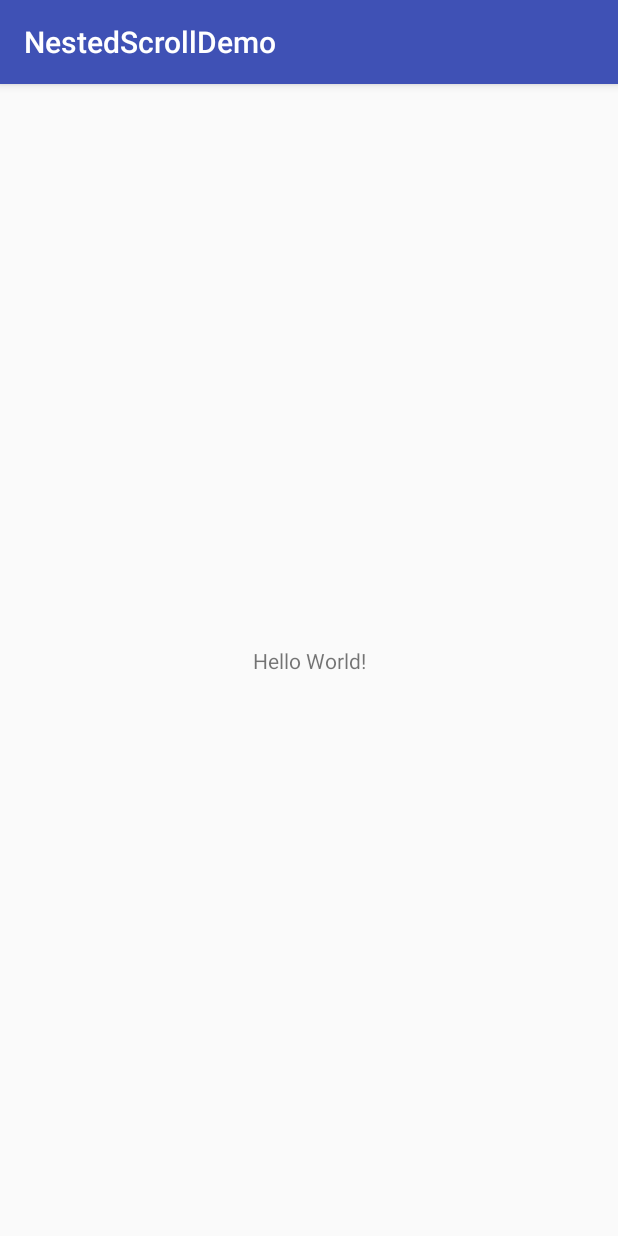
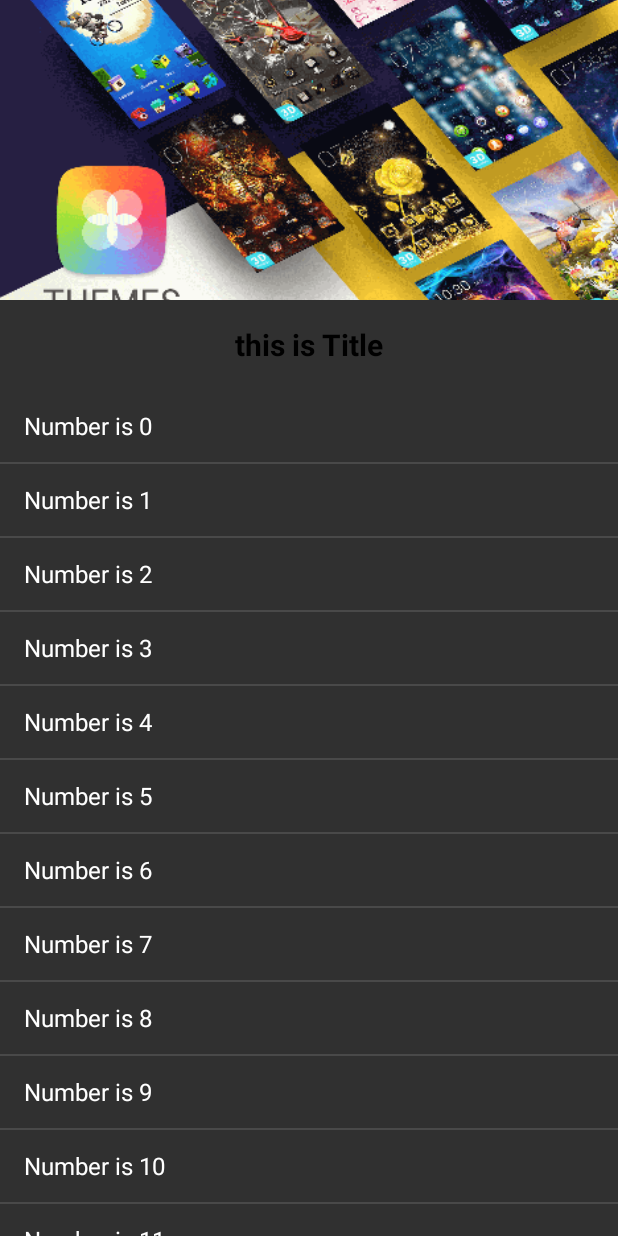
Before and after one commit to xiaowu20121212/NestedScrollingDemo, an Android app: the screen it shows after launch (MainActivity), on a phone screen of 412 x 824 dp. Run offline under Robolectric (Android 15) with nearby library versions, the light colour scheme and no system bars.

Commit message:
添加mvp

```diff
--- a/app/build.gradle
+++ b/app/build.gradle
@@ -1,11 +1,11 @@
 apply plugin: 'com.android.application'
 
 android {
-    compileSdkVersion 26
+    compileSdkVersion 25
     defaultConfig {
         applicationId "com.jiubang.golauncher.nestedscrolldemo"
         minSdkVersion 15
-        targetSdkVersion 26
+        targetSdkVersion 25
         versionCode 1
         versionName "1.0"
         testInstrumentationRunner "android.support.test.runner.AndroidJUnitRunner"
@@ -20,7 +20,7 @@ android {
 
 dependencies {
     implementation fileTree(dir: 'libs', include: ['*.jar'])
-    implementation 'com.android.support:appcompat-v7:26.1.0'
+    implementation 'com.android.support:appcompat-v7:25.4.0'
     implementation 'com.android.support.constraint:constraint-layout:1.0.2'
     testImplementation 'junit:junit:4.12'
     androidTestImplementation 'com.android.support.test:runner:1.0.1'
--- a/app/src/main/AndroidManifest.xml
+++ b/app/src/main/AndroidManifest.xml
@@ -8,7 +8,7 @@
         android:label="@string/app_name"
         android:roundIcon="@mipmap/ic_launcher_round"
         android:supportsRtl="true"
-        android:theme="@style/AppTheme">
+        android:theme="@style/Theme.AppCompat.NoActionBar">
         <activity android:name=".MainActivity">
             <intent-filter>
                 <action android:name="android.intent.action.MAIN" />
--- a/app/src/main/java/com/jiubang/golauncher/nestedscrolldemo/MainActivity.java
+++ b/app/src/main/java/com/jiubang/golauncher/nestedscrolldemo/MainActivity.java
@@ -8,6 +8,6 @@ public class MainActivity extends AppCompatActivity {
     @Override
     protected void onCreate(Bundle savedInstanceState) {
         super.onCreate(savedInstanceState);
-        setContentView(R.layout.activity_main);
+        setContentView(R.layout.nestedscroll_event_content_layout);
     }
 }
--- /dev/null
+++ b/app/src/main/java/com/jiubang/golauncher/nestedscrolldemo/model/AbsBaseModel.java
@@ -0,0 +1,15 @@
+package com.jiubang.golauncher.nestedscrolldemo.model;
+
+import com.jiubang.golauncher.nestedscrolldemo.presenter.AbsPresenter;
+
+/**
+ * Created by yuanzhiwu on 2017/12/1.
+ */
+
+public abstract class AbsBaseModel<presenter extends AbsPresenter> {
+    protected presenter mPresenter;
+    public AbsBaseModel(presenter presenter) {
+        mPresenter = presenter;
+    }
+
+}
--- /dev/null
+++ b/app/src/main/java/com/jiubang/golauncher/nestedscrolldemo/model/ContentModel.java
@@ -0,0 +1,27 @@
+package com.jiubang.golauncher.nestedscrolldemo.model;
+
+import com.jiubang.golauncher.nestedscrolldemo.presenter.ContentPresenter;
+
+import java.util.ArrayList;
+
+/**
+ * Created by yuanzhiwu on 2017/12/1.
+ */
+
+public class ContentModel extends AbsBaseModel<ContentPresenter> {
+
+    public ContentModel(ContentPresenter presenter) {
+        super(presenter);
+    }
+
+    public ArrayList<String>  getData() {
+        ArrayList<String> data = new ArrayList<>();
+        int i = 0;
+        do {
+            String text = "Number is " + i;
+            data.add(text);
+            i++;
+        }while (i < 50);
+        return data;
+    };
+}
--- /dev/null
+++ b/app/src/main/java/com/jiubang/golauncher/nestedscrolldemo/presenter/AbsPresenter.java
@@ -0,0 +1,22 @@
+package com.jiubang.golauncher.nestedscrolldemo.presenter;
+
+import com.jiubang.golauncher.nestedscrolldemo.model.AbsBaseModel;
+import com.jiubang.golauncher.nestedscrolldemo.viewinterfacae.IBaseView;
+
+import java.lang.ref.WeakReference;
+
+/**
+ * Created by yuanzhiwu on 2017/12/1.
+ */
+
+public abstract class AbsPresenter<UIInterface extends IBaseView, IModel extends AbsBaseModel> {
+    protected WeakReference<UIInterface> mViewRef;
+    protected IModel mModel;
+    public AbsPresenter(UIInterface uiInterface) {
+        mViewRef = new WeakReference<UIInterface>(uiInterface);
+        mModel = createModel();
+    }
+
+    protected abstract IModel createModel();
+
+}
--- /dev/null
+++ b/app/src/main/java/com/jiubang/golauncher/nestedscrolldemo/presenter/ContentPresenter.java
@@ -0,0 +1,25 @@
+package com.jiubang.golauncher.nestedscrolldemo.presenter;
+
+import android.widget.ArrayAdapter;
+
+import com.jiubang.golauncher.nestedscrolldemo.model.ContentModel;
+import com.jiubang.golauncher.nestedscrolldemo.viewinterfacae.IContentView;
+
+/**
+ * Created by yuanzhiwu on 2017/12/1.
+ */
+
+public class ContentPresenter extends AbsPresenter<IContentView, ContentModel> {
+    public ContentPresenter(IContentView iContentView) {
+        super(iContentView);
+    }
+
+    @Override
+    protected ContentModel createModel() {
+        return new ContentModel(this);
+    }
+
+    public ArrayAdapter<String> getAdapter() {
+        return new ArrayAdapter<String>(mViewRef.get().getContext(),android.R.layout.simple_list_item_1, mModel.getData());
+    }
+}
--- a/app/src/main/java/com/jiubang/golauncher/nestedscrolldemo/ui/NestedScrollingEventContainer.java
+++ b/app/src/main/java/com/jiubang/golauncher/nestedscrolldemo/ui/NestedScrollingEventContainer.java
@@ -3,42 +3,178 @@ package com.jiubang.golauncher.nestedscrolldemo.ui;
 import android.content.Context;
 import android.support.annotation.Nullable;
 import android.util.AttributeSet;
+import android.view.MotionEvent;
+import android.view.VelocityTracker;
+import android.view.ViewConfiguration;
 import android.widget.ImageView;
 import android.widget.LinearLayout;
 import android.widget.ListView;
+import android.widget.OverScroller;
 import android.widget.TextView;
+
+import com.jiubang.golauncher.nestedscrolldemo.R;
+import com.jiubang.golauncher.nestedscrolldemo.presenter.ContentPresenter;
+import com.jiubang.golauncher.nestedscrolldemo.viewinterfacae.IContentView;
 
 
 /**
  * Created by yuanzhiwu on 2017/12/1.
  */
 
-public class NestedScrollingEventContainer extends LinearLayout {
+public class NestedScrollingEventContainer extends LinearLayout implements IContentView {
+    private ContentPresenter mPresenter;
     private ImageView mTopView;
     private TextView mTitle;
     private ListView mContentView;
+    private int mTopViewHeight;
+    private VelocityTracker mVelocityTracker;
+    private OverScroller mScroller;
+    private float mLastY, mMaximumVelocity, mMinimumVelocity;
+    private float mTouchSlop;
+    private boolean mDragging;
+    private boolean isTopHidden;
+
     public NestedScrollingEventContainer(Context context) {
-        super(context);
+        this(context, null);
     }
 
     public NestedScrollingEventContainer(Context context, @Nullable AttributeSet attrs) {
-        super(context, attrs);
+        this(context, attrs, 0);
     }
 
     public NestedScrollingEventContainer(Context context, @Nullable AttributeSet attrs, int defStyleAttr) {
         super(context, attrs, defStyleAttr);
+        mPresenter = createPresenter();
+        mScroller = new OverScroller(context);
+        mVelocityTracker = VelocityTracker.obtain();
+        mTouchSlop = ViewConfiguration.get(context).getScaledTouchSlop();
+        mMaximumVelocity = ViewConfiguration.get(context)
+                .getScaledMaximumFlingVelocity();
+        mMinimumVelocity = ViewConfiguration.get(context)
+                .getScaledMinimumFlingVelocity();
     }
 
     @Override
     protected void onFinishInflate() {
         super.onFinishInflate();
-        mTopView = findViewsWithText();
-
+        mTopView = (ImageView) findViewById(R.id.img_top_view);
+        mTitle = (TextView) findViewById(R.id.tv_title);
+        mContentView = (ListView) findViewById(R.id.list_content);
+        mContentView.setAdapter(mPresenter.getAdapter());
     }
 
     @Override
     protected void onMeasure(int widthMeasureSpec, int heightMeasureSpec) {
         super.onMeasure(widthMeasureSpec, heightMeasureSpec);
+        mContentView.getLayoutParams().height = getMeasuredHeight() - mTitle.getMeasuredHeight();
 
     }
+
+    @Override
+    protected void onSizeChanged(int w, int h, int oldw, int oldh) {
+        super.onSizeChanged(w, h, oldw, oldh);
+        mTopViewHeight = mTopView.getMeasuredHeight();
+    }
+
+    @Override
+    public boolean onTouchEvent(MotionEvent event) {
+        mVelocityTracker.addMovement(event);
+        int action = event.getAction();
+        float y = event.getY();
+
+        switch (action) {
+            case MotionEvent.ACTION_DOWN:
+                if (!mScroller.isFinished())
+                    mScroller.abortAnimation();
+                mVelocityTracker.clear();
+                mVelocityTracker.addMovement(event);
+                mLastY = y;
+                return true;
+            case MotionEvent.ACTION_MOVE:
+                float dy = y - mLastY;
+
+                if (!mDragging && Math.abs(dy) > mTouchSlop) {
+                    mDragging = true;
+                }
+                if (mDragging) {
+                    scrollBy(0, (int) -dy);
+                    mLastY = y;
+                }
+                break;
+            case MotionEvent.ACTION_CANCEL:
+                mDragging = false;
+                if (!mScroller.isFinished()) {
+                    mScroller.abortAnimation();
+                }
+                break;
+            case MotionEvent.ACTION_UP:
+                mDragging = false;
+                mVelocityTracker.computeCurrentVelocity(1000, mMaximumVelocity);
+                int velocityY = (int) mVelocityTracker.getYVelocity();
+                if (Math.abs(velocityY) > mMinimumVelocity) {
+                    fling(-velocityY);
+                }
+                mVelocityTracker.clear();
+                break;
+        }
+
+        return super.onTouchEvent(event);
+    }
+
+    public void fling(int velocityY) {
+        mScroller.fling(0, getScrollY(), 0, velocityY, 0, 0, 0, mTopViewHeight);
+        invalidate();
+    }
+
+    @Override
+    public void scrollTo(int x, int y) {
+        if (y < 0) {
+            y = 0;
+        }
+        if (y > mTopViewHeight) {
+            y = mTopViewHeight;
+        }
+        if (y != getScrollY()) {
+            super.scrollTo(x, y);
+        }
+
+        isTopHidden = getScrollY() == mTopViewHeight;
+
+    }
+
+    @Override
+    public void computeScroll() {
+        if (mScroller.computeScrollOffset()) {
+            scrollTo(0, mScroller.getCurrY());
+            invalidate();
+        }
+    }
+
+    @Override
+    public boolean onInterceptTouchEvent(MotionEvent ev) {
+        int action = ev.getAction();
+        float y = ev.getY();
+
+        switch (action) {
+            case MotionEvent.ACTION_DOWN:
+                mLastY = y;
+                break;
+            case MotionEvent.ACTION_MOVE:
+                float dy = y - mLastY;
+                if (Math.abs(dy) > mTouchSlop) {
+                    mDragging = true;
+                    if (!isTopHidden
+                            || (mContentView.getScrollY() == 0 && isTopHidden && dy > 0)) {
+                        return true;
+                    }
+                }
+                break;
+        }
+        return super.onInterceptTouchEvent(ev);
+    }
+
+    @Override
+    public ContentPresenter createPresenter() {
+        return new ContentPresenter(this);
+    }
 }
--- /dev/null
+++ b/app/src/main/java/com/jiubang/golauncher/nestedscrolldemo/viewinterfacae/IBaseView.java
@@ -0,0 +1,14 @@
+package com.jiubang.golauncher.nestedscrolldemo.viewinterfacae;
+
+import android.content.Context;
+
+import com.jiubang.golauncher.nestedscrolldemo.presenter.AbsPresenter;
+
+/**
+ * Created by yuanzhiwu on 2017/12/1.
+ */
+
+public interface IBaseView<presenter extends AbsPresenter> {
+    presenter createPresenter();
+    Context getContext();
+}
--- /dev/null
+++ b/app/src/main/java/com/jiubang/golauncher/nestedscrolldemo/viewinterfacae/IContentView.java
@@ -0,0 +1,10 @@
+package com.jiubang.golauncher.nestedscrolldemo.viewinterfacae;
+
+import com.jiubang.golauncher.nestedscrolldemo.presenter.ContentPresenter;
+
+/**
+ * Created by yuanzhiwu on 2017/12/1.
+ */
+
+public interface IContentView extends IBaseView<ContentPresenter> {
+}
--- /dev/null
+++ b/app/src/main/res/layout/nestedscroll_event_content_layout.xml
@@ -0,0 +1,31 @@
+<?xml version="1.0" encoding="utf-8"?>
+<com.jiubang.golauncher.nestedscrolldemo.ui.NestedScrollingEventContainer
+    xmlns:android="http://schemas.android.com/apk/res/android"
+    android:layout_width="match_parent"
+    android:layout_height="match_parent"
+    android:orientation="vertical"
+    android:fitsSystemWindows="true">
+
+    <ImageView
+        android:id="@+id/img_top_view"
+        android:layout_width="match_parent"
+        android:layout_height="200dp"
+        android:src="@mipmap/guide_enter_theme_store_banner"
+        android:scaleType="centerCrop"/>
+    <TextView
+        android:id="@+id/tv_title"
+        android:layout_width="match_parent"
+        android:text="this is Title"
+        android:textColor="#000000"
+        android:textStyle="bold"
+        android:textSize="20sp"
+        android:gravity="center"
+        android:layout_height="60dp" />
+
+    <ListView
+        android:id="@+id/list_content"
+        android:layout_width="match_parent"
+        android:layout_height="wrap_content">
+    </ListView>
+
+</com.jiubang.golauncher.nestedscrolldemo.ui.NestedScrollingEventContainer>
--- a/app/src/main/res/mipmap-anydpi-v26/ic_launcher.xml
+++ /dev/null
@@ -1,5 +0,0 @@
-<?xml version="1.0" encoding="utf-8"?>
-<adaptive-icon xmlns:android="http://schemas.android.com/apk/res/android">
-    <background android:drawable="@drawable/ic_launcher_background" />
-    <foreground android:drawable="@drawable/ic_launcher_foreground" />
-</adaptive-icon>
--- a/app/src/main/res/mipmap-anydpi-v26/ic_launcher_round.xml
+++ /dev/null
@@ -1,5 +0,0 @@
-<?xml version="1.0" encoding="utf-8"?>
-<adaptive-icon xmlns:android="http://schemas.android.com/apk/res/android">
-    <background android:drawable="@drawable/ic_launcher_background" />
-    <foreground android:drawable="@drawable/ic_launcher_foreground" />
-</adaptive-icon>
```
Also changed, not shown: app/src/main/res/mipmap-xxhdpi/guide_enter_theme_store_banner.png (added).
